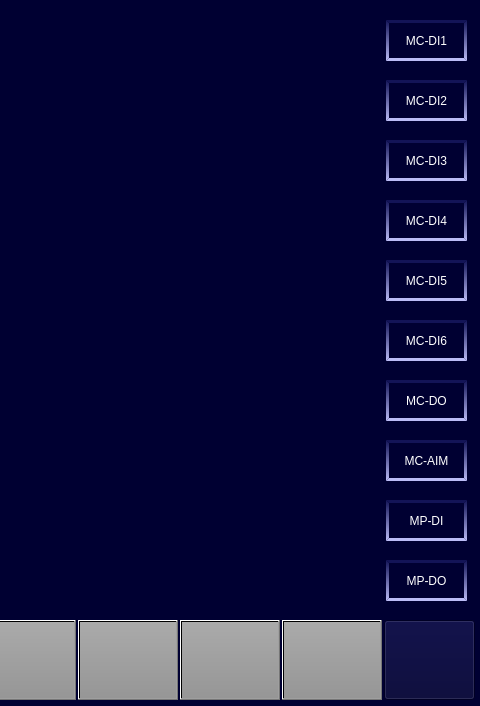
Old version of the form maintainceriompage.ui in the repository 994656234/HHL; both pictures show x 544 to 1024 and y 0 to 706 of the 1024 by 706 pixel window.
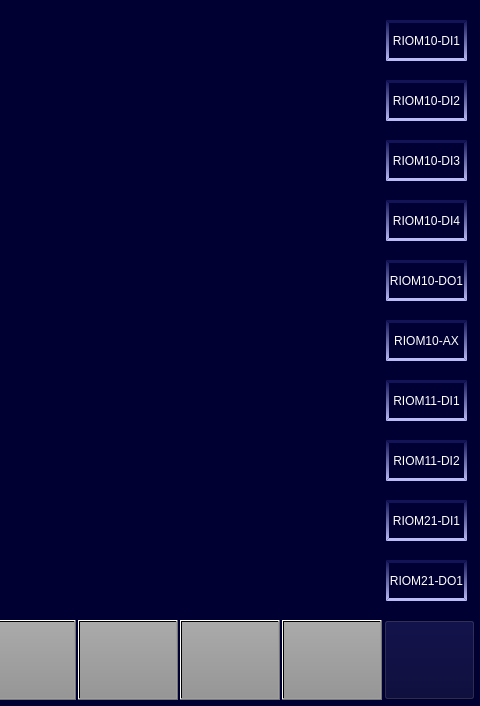
New version of the form. Icons and pictures are not drawn.

```diff
--- a/maintainceriompage.ui
+++ b/maintainceriompage.ui
@@ -248,7 +248,7 @@
 font:16px &quot;微软雅黑&quot;;</string>
    </property>
    <property name="text">
-    <string>MC-DI1</string>
+    <string>RIOM10-DI1</string>
    </property>
   </widget>
   <widget class="QPushButton" name="TC_DI2">
@@ -272,7 +272,7 @@
 font:16px &quot;微软雅黑&quot;;</string>
    </property>
    <property name="text">
-    <string>MC-DI2</string>
+    <string>RIOM10-DI2</string>
    </property>
   </widget>
   <widget class="QPushButton" name="TC_DI3">
@@ -296,7 +296,7 @@
 font:16px &quot;微软雅黑&quot;;</string>
    </property>
    <property name="text">
-    <string>MC-DI3</string>
+    <string>RIOM10-DI3</string>
    </property>
   </widget>
   <widget class="QPushButton" name="TC_DI4">
@@ -320,14 +320,14 @@
 font:16px &quot;微软雅黑&quot;;</string>
    </property>
    <property name="text">
-    <string>MC-DI4</string>
+    <string>RIOM10-DI4</string>
    </property>
   </widget>
   <widget class="QPushButton" name="TC_DO">
    <property name="geometry">
     <rect>
      <x>930</x>
-     <y>380</y>
+     <y>260</y>
      <width>81</width>
      <height>41</height>
     </rect>
@@ -344,14 +344,14 @@
 font:16px &quot;微软雅黑&quot;;</string>
    </property>
    <property name="text">
-    <string>MC-DO</string>
+    <string>RIOM10-DO1</string>
    </property>
   </widget>
   <widget class="QPushButton" name="TC_AIM">
    <property name="geometry">
     <rect>
      <x>930</x>
-     <y>440</y>
+     <y>320</y>
      <width>81</width>
      <height>41</height>
     </rect>
@@ -368,7 +368,7 @@
 font:16px &quot;微软雅黑&quot;;</string>
    </property>
    <property name="text">
-    <string>MC-AIM</string>
+    <string>RIOM10-AX</string>
    </property>
   </widget>
   <widget class="QPushButton" name="MP_DI">
@@ -392,7 +392,7 @@
 font:16px &quot;微软雅黑&quot;;</string>
    </property>
    <property name="text">
-    <string>MP-DI</string>
+    <string>RIOM21-DI1</string>
    </property>
   </widget>
   <widget class="QPushButton" name="MP_DI2">
@@ -416,14 +416,14 @@
 font:16px &quot;微软雅黑&quot;;</string>
    </property>
    <property name="text">
-    <string>MP-DO</string>
+    <string>RIOM21-DO1</string>
    </property>
   </widget>
   <widget class="QPushButton" name="TC_DI5">
    <property name="geometry">
     <rect>
      <x>930</x>
-     <y>260</y>
+     <y>380</y>
      <width>81</width>
      <height>41</height>
     </rect>
@@ -440,14 +440,14 @@
 font:16px &quot;微软雅黑&quot;;</string>
    </property>
    <property name="text">
-    <string>MC-DI5</string>
+    <string>RIOM11-DI1</string>
    </property>
   </widget>
   <widget class="QPushButton" name="TC_DI6">
    <property name="geometry">
     <rect>
      <x>930</x>
-     <y>320</y>
+     <y>440</y>
      <width>81</width>
      <height>41</height>
     </rect>
@@ -464,7 +464,7 @@
 font:16px &quot;微软雅黑&quot;;</string>
    </property>
    <property name="text">
-    <string>MC-DI6</string>
+    <string>RIOM11-DI2</string>
    </property>
   </widget>
  </widget>
```
Left out of the diff: 20 changed lines with no effect on the pictures.
